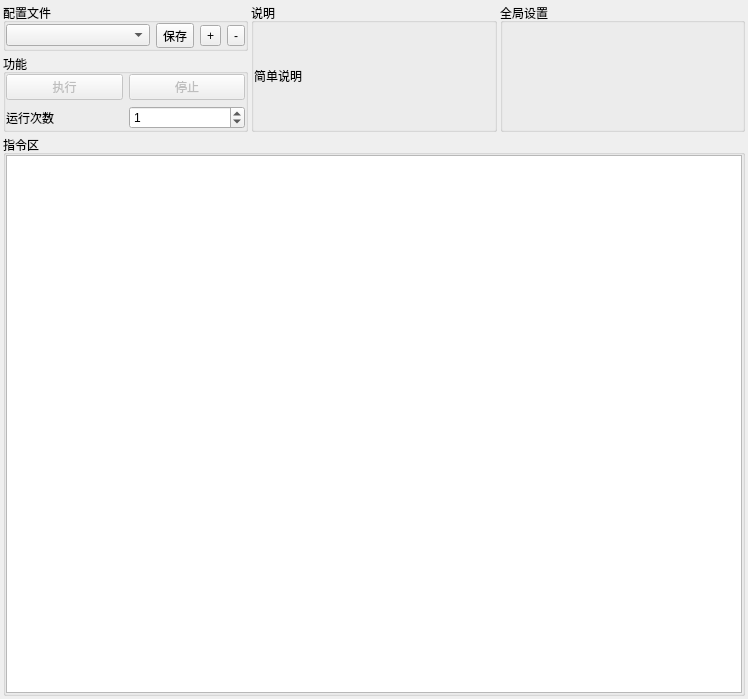
Before: the Qt Designer form ui_main.ui in PPJUST/waterRPA_GUI, drawn with Qt 5.
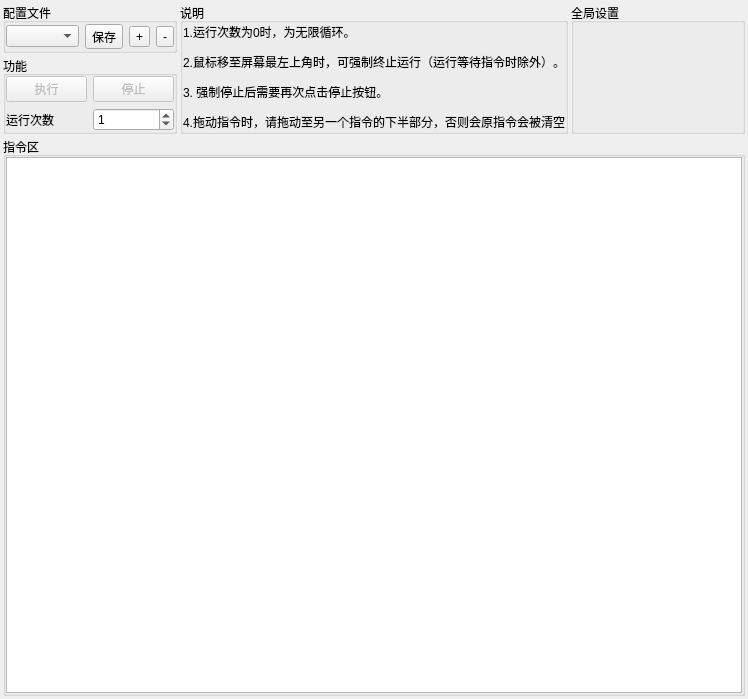
After: the same form once the commit is applied.

Commit message: 1. 修复循环次数问题 2. 添加复制指令行功能

What changed in the file:
```diff
--- a/ui_main.ui
+++ b/ui_main.ui
@@ -164,7 +164,7 @@
          <item>
           <widget class="QLabel" name="label_2">
            <property name="text">
-            <string>简单说明</string>
+            <string>&lt;html&gt;&lt;head/&gt;&lt;body&gt;&lt;p&gt;1.运行次数为0时，为无限循环。&lt;/p&gt;&lt;p&gt;2.鼠标移至屏幕最左上角时，可强制终止运行（运行等待指令时除外）。&lt;/p&gt;&lt;p&gt;3. 强制停止后需要再次点击停止按钮。&lt;/p&gt;&lt;p&gt;4.拖动指令时，请拖动至另一个指令的下半部分，否则会原指令会被清空&lt;/p&gt;&lt;/body&gt;&lt;/html&gt;</string>
            </property>
           </widget>
          </item>
```
The commit also changes 8 other files.
